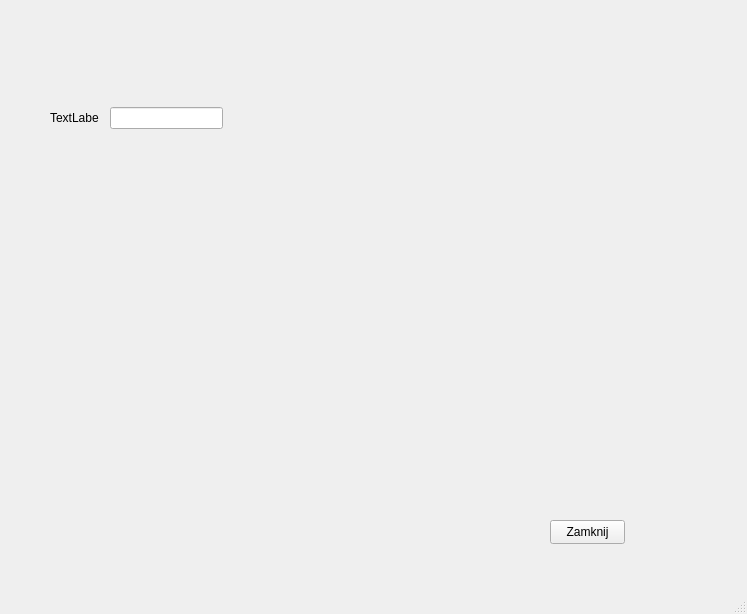
Qt form mainwindow.ui (MattKoko/Komfortowe_Kino_cpp) before a commit.
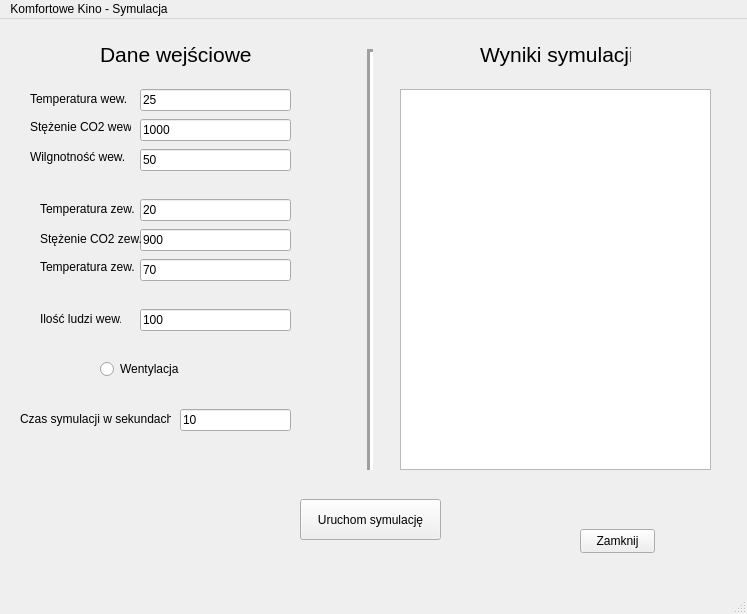
The same form after that commit.

The edit to the form file:
```diff
--- a/mainwindow.ui
+++ b/mainwindow.ui
@@ -17,9 +17,9 @@
    <widget class="QLineEdit" name="tempIn_3">
     <property name="geometry">
      <rect>
-      <x>110</x>
-      <y>107</y>
-      <width>113</width>
+      <x>140</x>
+      <y>70</y>
+      <width>151</width>
       <height>22</height>
      </rect>
     </property>
@@ -27,27 +27,27 @@
      <string/>
     </property>
     <property name="text">
-     <string/>
+     <string>25</string>
     </property>
    </widget>
    <widget class="QLabel" name="label_3">
     <property name="geometry">
      <rect>
-      <x>50</x>
-      <y>110</y>
-      <width>49</width>
-      <height>16</height>
+      <x>30</x>
+      <y>70</y>
+      <width>111</width>
+      <height>20</height>
      </rect>
     </property>
     <property name="text">
-     <string>TextLabel</string>
+     <string>Temperatura wew.</string>
     </property>
    </widget>
    <widget class="QPushButton" name="closeButton">
     <property name="geometry">
      <rect>
-      <x>550</x>
-      <y>520</y>
+      <x>580</x>
+      <y>510</y>
       <width>75</width>
       <height>24</height>
      </rect>
@@ -56,6 +56,306 @@
      <string>Zamknij</string>
     </property>
    </widget>
+   <widget class="QLineEdit" name="concCO2InEdit">
+    <property name="geometry">
+     <rect>
+      <x>140</x>
+      <y>100</y>
+      <width>151</width>
+      <height>22</height>
+     </rect>
+    </property>
+    <property name="inputMask">
+     <string/>
+    </property>
+    <property name="text">
+     <string>1000</string>
+    </property>
+   </widget>
+   <widget class="QLabel" name="tempInLabel_2">
+    <property name="geometry">
+     <rect>
+      <x>30</x>
+      <y>100</y>
+      <width>101</width>
+      <height>16</height>
+     </rect>
+    </property>
+    <property name="text">
+     <string>Stężenie CO2 wew.</string>
+    </property>
+   </widget>
+   <widget class="QLineEdit" name="HumiInEdit">
+    <property name="geometry">
+     <rect>
+      <x>140</x>
+      <y>130</y>
+      <width>151</width>
+      <height>22</height>
+     </rect>
+    </property>
+    <property name="inputMask">
+     <string/>
+    </property>
+    <property name="text">
+     <string>50</string>
+    </property>
+   </widget>
+   <widget class="QLabel" name="tempInLabel_3">
+    <property name="geometry">
+     <rect>
+      <x>30</x>
+      <y>130</y>
+      <width>111</width>
+      <height>16</height>
+     </rect>
+    </property>
+    <property name="text">
+     <string>Wilgnotność wew.</string>
+    </property>
+   </widget>
+   <widget class="QLineEdit" name="tempOutEdit">
+    <property name="geometry">
+     <rect>
+      <x>140</x>
+      <y>180</y>
+      <width>151</width>
+      <height>22</height>
+     </rect>
+    </property>
+    <property name="inputMask">
+     <string/>
+    </property>
+    <property name="text">
+     <string>20</string>
+    </property>
+   </widget>
+   <widget class="QLineEdit" name="concCO2OutEdit">
+    <property name="geometry">
+     <rect>
+      <x>140</x>
+      <y>210</y>
+      <width>151</width>
+      <height>22</height>
+     </rect>
+    </property>
+    <property name="inputMask">
+     <string/>
+    </property>
+    <property name="text">
+     <string>900</string>
+    </property>
+   </widget>
+   <widget class="QLineEdit" name="HumiOutEdit">
+    <property name="geometry">
+     <rect>
+      <x>140</x>
+      <y>240</y>
+      <width>151</width>
+      <height>22</height>
+     </rect>
+    </property>
+    <property name="inputMask">
+     <string/>
+    </property>
+    <property name="text">
+     <string>70</string>
+    </property>
+   </widget>
+   <widget class="QLineEdit" name="PeopleCountInEdit">
+    <property name="geometry">
+     <rect>
+      <x>140</x>
+      <y>290</y>
+      <width>151</width>
+      <height>22</height>
+     </rect>
+    </property>
+    <property name="inputMask">
+     <string/>
+    </property>
+    <property name="text">
+     <string>100</string>
+    </property>
+   </widget>
+   <widget class="QLabel" name="tempInLabel_7">
+    <property name="geometry">
+     <rect>
+      <x>40</x>
+      <y>290</y>
+      <width>81</width>
+      <height>20</height>
+     </rect>
+    </property>
+    <property name="text">
+     <string>Ilość ludzi wew.</string>
+    </property>
+   </widget>
+   <widget class="QRadioButton" name="ventilationRadioButton">
+    <property name="geometry">
+     <rect>
+      <x>100</x>
+      <y>340</y>
+      <width>91</width>
+      <height>20</height>
+     </rect>
+    </property>
+    <property name="text">
+     <string>Wentylacja </string>
+    </property>
+   </widget>
+   <widget class="QLabel" name="tempInLabel_4">
+    <property name="geometry">
+     <rect>
+      <x>40</x>
+      <y>210</y>
+      <width>101</width>
+      <height>20</height>
+     </rect>
+    </property>
+    <property name="text">
+     <string>Stężenie CO2 zew.</string>
+    </property>
+   </widget>
+   <widget class="QLabel" name="tempInLabel_5">
+    <property name="geometry">
+     <rect>
+      <x>40</x>
+      <y>240</y>
+      <width>101</width>
+      <height>16</height>
+     </rect>
+    </property>
+    <property name="text">
+     <string>Temperatura zew.</string>
+    </property>
+   </widget>
+   <widget class="QLabel" name="tempInLabel_6">
+    <property name="geometry">
+     <rect>
+      <x>40</x>
+      <y>180</y>
+      <width>121</width>
+      <height>20</height>
+     </rect>
+    </property>
+    <property name="text">
+     <string>Temperatura zew.</string>
+    </property>
+   </widget>
+   <widget class="QLineEdit" name="simulationTimeEdit">
+    <property name="geometry">
+     <rect>
+      <x>180</x>
+      <y>390</y>
+      <width>111</width>
+      <height>22</height>
+     </rect>
+    </property>
+    <property name="inputMask">
+     <string/>
+    </property>
+    <property name="text">
+     <string>10</string>
+    </property>
+   </widget>
+   <widget class="QLabel" name="tempInLabel_8">
+    <property name="geometry">
+     <rect>
+      <x>20</x>
+      <y>390</y>
+      <width>151</width>
+      <height>20</height>
+     </rect>
+    </property>
+    <property name="text">
+     <string>Czas symulacji w sekundach</string>
+    </property>
+   </widget>
+   <widget class="QPushButton" name="pushButton">
+    <property name="geometry">
+     <rect>
+      <x>300</x>
+      <y>480</y>
+      <width>141</width>
+      <height>41</height>
+     </rect>
+    </property>
+    <property name="text">
+     <string>Uruchom symulację</string>
+    </property>
+   </widget>
+   <widget class="Line" name="line">
+    <property name="geometry">
+     <rect>
+      <x>360</x>
+      <y>30</y>
+      <width>21</width>
+      <height>421</height>
+     </rect>
+    </property>
+    <property name="lineWidth">
+     <number>3</number>
+    </property>
+    <property name="orientation">
+     <enum>Qt::Vertical</enum>
+    </property>
+   </widget>
+   <widget class="QLabel" name="label">
+    <property name="geometry">
+     <rect>
+      <x>100</x>
+      <y>20</y>
+      <width>151</width>
+      <height>31</height>
+     </rect>
+    </property>
+    <property name="font">
+     <font>
+      <pointsize>16</pointsize>
+     </font>
+    </property>
+    <property name="text">
+     <string>Dane wejściowe</string>
+    </property>
+   </widget>
+   <widget class="QLabel" name="label_2">
+    <property name="geometry">
+     <rect>
+      <x>480</x>
+      <y>20</y>
+      <width>151</width>
+      <height>31</height>
+     </rect>
+    </property>
+    <property name="font">
+     <font>
+      <pointsize>16</pointsize>
+     </font>
+    </property>
+    <property name="text">
+     <string>Wyniki symulacji</string>
+    </property>
+   </widget>
+   <widget class="QListWidget" name="listWidgetSimulationOutput">
+    <property name="geometry">
+     <rect>
+      <x>400</x>
+      <y>70</y>
+      <width>311</width>
+      <height>381</height>
+     </rect>
+    </property>
+    <property name="sizeAdjustPolicy">
+     <enum>QAbstractScrollArea::AdjustIgnored</enum>
+    </property>
+    <property name="flow">
+     <enum>QListView::LeftToRight</enum>
+    </property>
+    <property name="viewMode">
+     <enum>QListView::IconMode</enum>
+    </property>
+   </widget>
   </widget>
   <widget class="QMenuBar" name="menubar">
    <property name="geometry">
@@ -66,6 +366,12 @@
      <height>22</height>
     </rect>
    </property>
+   <widget class="QMenu" name="menuKomfortowe_Kino_Symulacja">
+    <property name="title">
+     <string>Komfortowe Kino - Symulacja</string>
+    </property>
+   </widget>
+   <addaction name="menuKomfortowe_Kino_Symulacja"/>
   </widget>
   <widget class="QStatusBar" name="statusbar"/>
  </widget>
```
Left out of the diff: 14 changed lines with no effect on the pictures.
